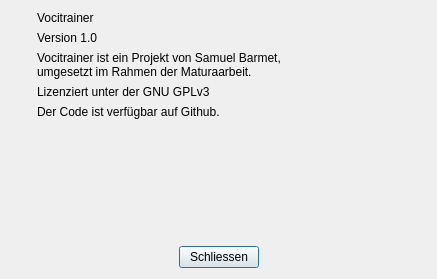
samuelx12/Vocitrainer, file Client/res/ueber.ui: the form before one commit.
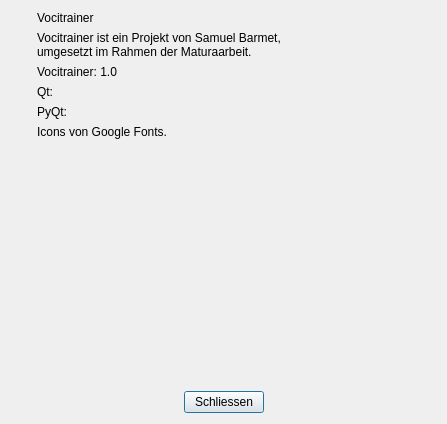
The form after the commit. Icons and pictures are not drawn.

Diff of the .ui file:
```diff
--- a/Client/res/ueber.ui
+++ b/Client/res/ueber.ui
@@ -6,8 +6,8 @@
    <rect>
     <x>0</x>
     <y>0</y>
-    <width>437</width>
-    <height>279</height>
+    <width>447</width>
+    <height>424</height>
    </rect>
   </property>
   <property name="windowTitle">
@@ -65,19 +65,6 @@
          </property>
         </widget>
        </item>
-       <item>
-        <widget class="QLabel" name="lbl_version">
-         <property name="text">
-          <string>Version 1.0</string>
-         </property>
-         <property name="textFormat">
-          <enum>Qt::RichText</enum>
-         </property>
-         <property name="wordWrap">
-          <bool>true</bool>
-         </property>
-        </widget>
-       </item>
        <item>
         <widget class="QLabel" name="lbl_text">
          <property name="text">
@@ -91,14 +78,34 @@
        <item>
         <widget class="QLabel" name="lbl_lizenz">
          <property name="text">
-          <string>Lizenziert unter der GNU GPLv3</string>
+          <string>Vocitrainer: 1.0</string>
          </property>
+         <property name="textFormat">
+          <enum>Qt::RichText</enum>
+         </property>
+         <property name="wordWrap">
+          <bool>true</bool>
+         </property>
         </widget>
        </item>
        <item>
         <widget class="QLabel" name="lbl_github">
          <property name="text">
-          <string>Der Code ist verfügbar auf Github.</string>
+          <string>Qt: </string>
+         </property>
+        </widget>
+       </item>
+       <item>
+        <widget class="QLabel" name="lbl_version_pyqt">
+         <property name="text">
+          <string>PyQt:</string>
+         </property>
+        </widget>
+       </item>
+       <item>
+        <widget class="QLabel" name="label">
+         <property name="text">
+          <string>Icons von Google Fonts.</string>
          </property>
         </widget>
        </item>
```
Left out of the diff: 4 changed lines with no effect on the pictures.
